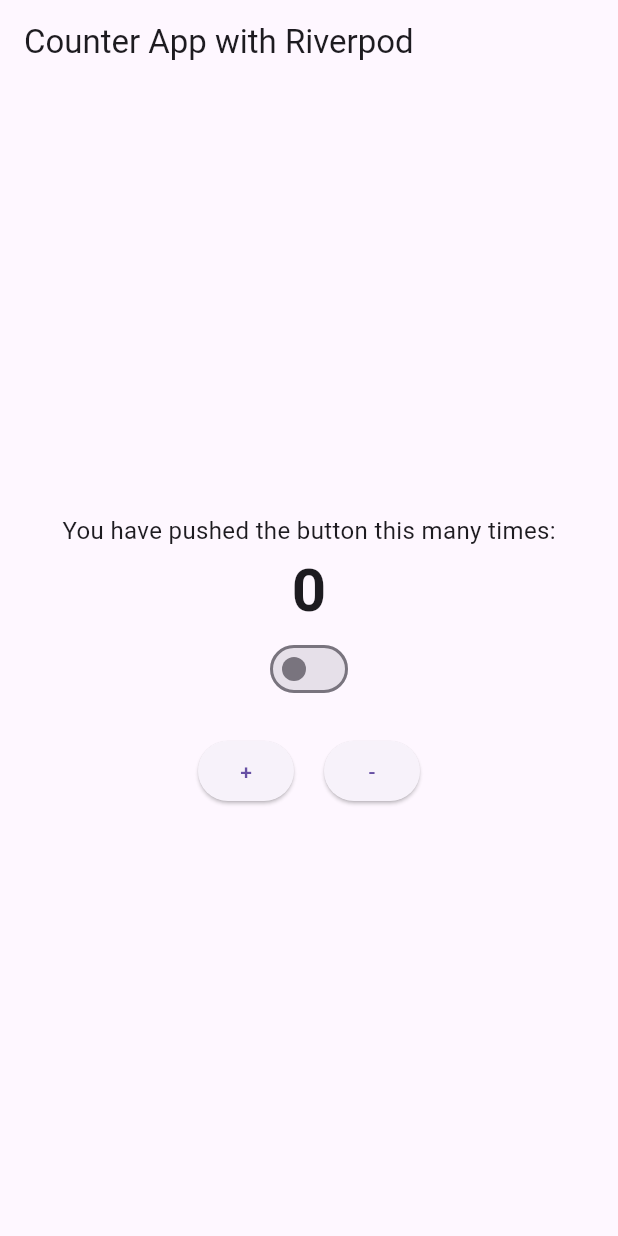
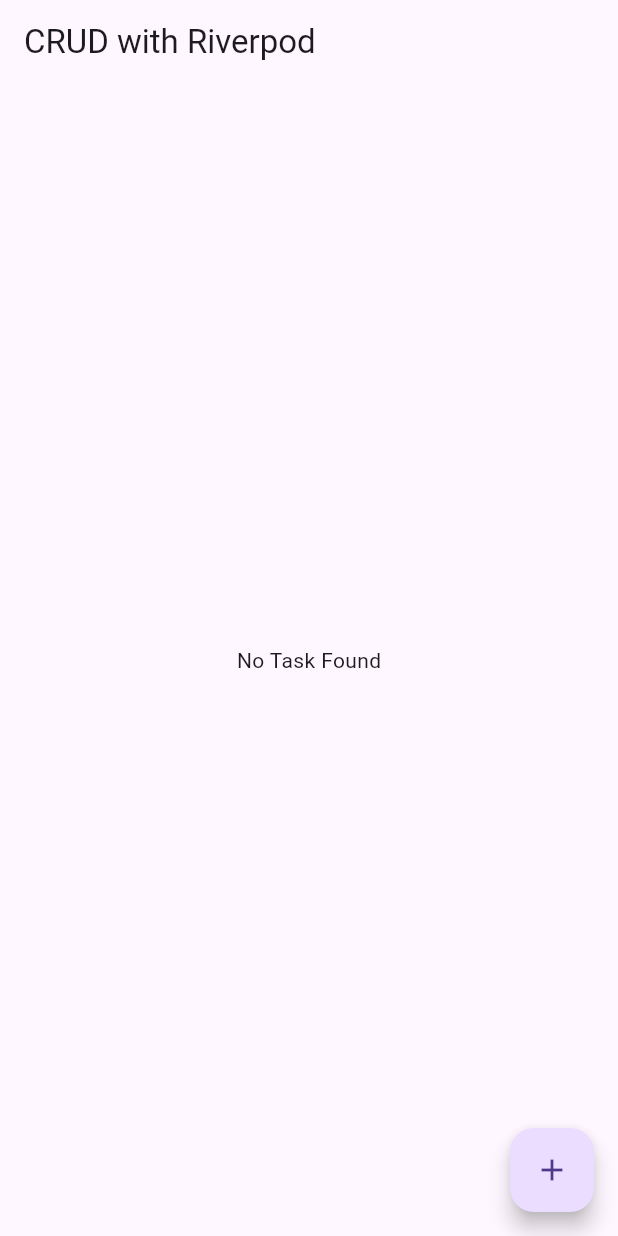
Before and after one commit to axiftaj/Riverpod-Tutotrial, a Flutter app: the screen it shows after launch, on a phone screen of 412 x 824 dp. Run offline on Flutter 3.47's test engine with Material 3 defaults, Android fonts, the light colour scheme and no system bars; our stand-ins replace flutter_riverpod.

Commit message:
crud operation

```diff
--- a/lib/home_screen.dart
+++ b/lib/home_screen.dart
@@ -1,83 +1,51 @@
 import 'package:flutter/material.dart';
 import 'package:flutter_riverpod/flutter_riverpod.dart';
-import 'package:riverpod_tutorial/counter_provider.dart';
+import 'package:riverpod_tutorial/provider/item_notifier.dart';
 
-import 'package:riverpod/riverpod.dart';
+class HomeScreen extends ConsumerWidget {
+  @override
+  Widget build(BuildContext context, WidgetRef ref) {
+    final items = ref.watch(itemProvider);
 
-final counterProvider = StateProvider<int>((ref) {
-  return  0 ;
-});
+    return Scaffold(
+      appBar: AppBar(title: const Text('CRUD with Riverpod')),
+      body: items.isEmpty ? const Center(child:  Text('No Task Found')) : ListView.builder(
 
-final switchProvider = StateProvider<bool>((ref) {
-  return  false ;
-});
-
-class HomePage extends ConsumerStatefulWidget {
-  const HomePage({super.key});
-
-  @override
-  ConsumerState<HomePage> createState() => _HomePageState();
-}
-
-class _HomePageState extends ConsumerState<HomePage> {
-
-  @override
-  Widget build(BuildContext context) {
-    return Scaffold(
-      appBar: AppBar(
-        title: const Text('Counter App with Riverpod'),
-      ),
-      body: Center(
-        child: Column(
-          mainAxisAlignment: MainAxisAlignment.center,
-          children: [
-            const Text(
-              'You have pushed the button this many times:',
-              style: TextStyle(fontSize: 16),
-            ),
-            Consumer(
-                builder: (context, ref, child){
-                  final counter = ref.watch(counterProvider);
-                  return Text(
-                    '$counter',
-                    style: const TextStyle(fontSize: 40, fontWeight: FontWeight.bold),
-                  );
-                }
-            ),
-            Consumer(
-                builder: (context, ref, child){
-                  final counter = ref.watch(switchProvider);
-                  return Switch(value: counter, onChanged: (value){
-                    ref.read(switchProvider.notifier).state = value;
-                  });
-                }
-            ),
-            const SizedBox(height: 20),
-            Row(
-              mainAxisAlignment: MainAxisAlignment.center,
+        itemCount: items.length,
+        itemBuilder: (context, index) {
+          final item = items[index];
+          return ListTile(
+            title: Text(item.name),
+            trailing: Row(
+              mainAxisSize: MainAxisSize.min,
               children: [
-                ElevatedButton(
+                IconButton(
+                  icon: const Icon(Icons.edit),
                   onPressed: () {
-                    ref.read(counterProvider.notifier).state++;
+                    ref.read(itemProvider.notifier).updateItem(item.id, 'Updated Name');
                   },
-                  child: const Text('+'),
                 ),
-                const SizedBox(width: 20),
-                ElevatedButton(
+                IconButton(
+                  icon: const Icon(Icons.delete),
                   onPressed: () {
-                    ref.read(counterProvider.notifier).state--;
+                    ref.read(itemProvider.notifier).deleteItem(item.id);
                   },
-                  child: const Text('-'),
                 ),
               ],
             ),
-          ],
-        ),
+          );
+        },
+      ),
+      floatingActionButton: FloatingActionButton(
+        onPressed: () {
+          ref.read(itemProvider.notifier).addItem('New Item');
+        },
+        child: Icon(Icons.add),
       ),
     );
-
   }
 }
+
 
 // class HomePage extends ConsumerWidget  {
 //   @override
--- a/lib/main.dart
+++ b/lib/main.dart
@@ -17,7 +17,7 @@ class MyApp extends StatelessWidget {
       child: MaterialApp(
         title: 'Flutter Demo',
 
-        home:  HomePage(),
+        home:  HomeScreen(),
       ),
     );
   }
--- /dev/null
+++ b/lib/model/items.dart
@@ -0,0 +1,16 @@
+
+
+
+class Item {
+  final String id;
+  final String name;
+
+  Item({required this.id, required this.name});
+
+  Item copyWith({String? id, String? name}) {
+    return Item(
+      id: id ?? this.id,
+      name: name ?? this.name,
+    );
+  }
+}
```
Also changed, not shown: lib/provider/item_notifier.dart (added, +35 -0 lines), 10 other files.
